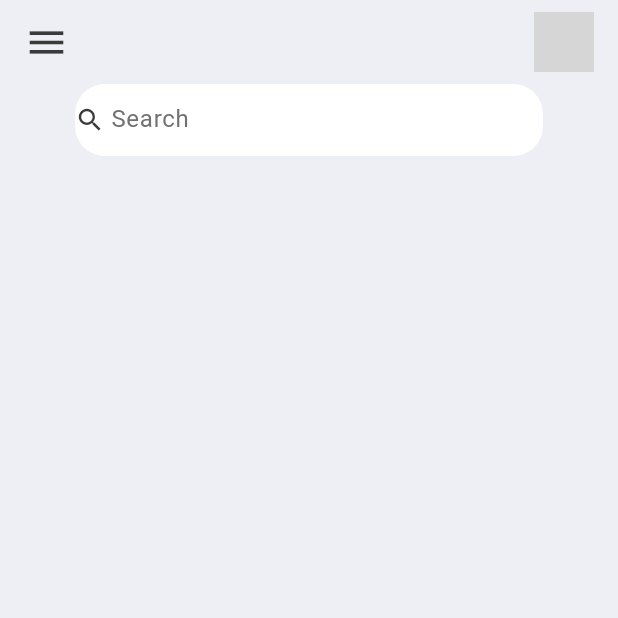
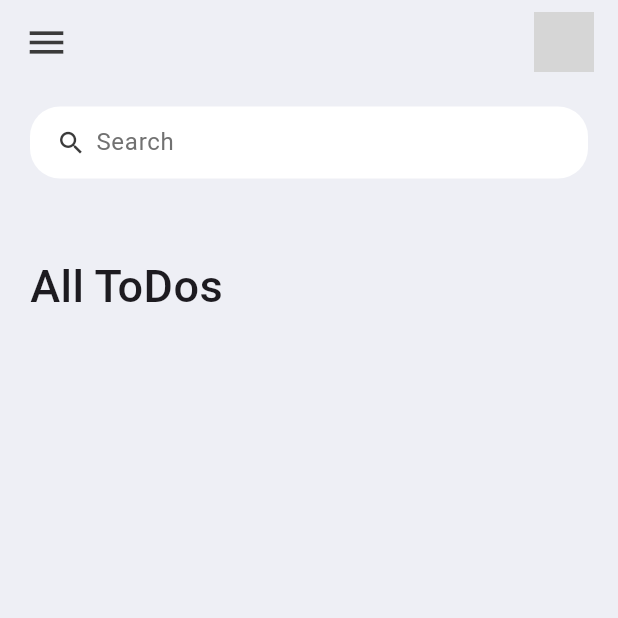
Before and after one commit to Odhi-ambo/to_do_app, a Flutter app: the screen it shows after launch, on a phone screen of 412 x 824 dp, the top half of it. Run offline on Flutter 3.47's test engine with Material 3 defaults, Android fonts, the light colour scheme and no system bars; grey boxes are pictures that could not be loaded.

Commit message:
modified textfield styles

```diff
--- a/lib/screens/home.dart
+++ b/lib/screens/home.dart
@@ -1,8 +1,10 @@
+import 'package:flutter/cupertino.dart';
 import 'package:flutter/material.dart';
+import 'package:flutter/widgets.dart';
 import 'package:to_do_app_fl/constants/colors.dart';
 
 class Home extends StatelessWidget {
-  const Home({super.key});
+  const Home({Key? key}) : super(key: key);
 
   @override
   Widget build(BuildContext context) {
@@ -10,13 +12,41 @@ class Home extends StatelessWidget {
       backgroundColor: tdBGColor,
       appBar: _buildAppBar(),
       body: Container(
-        padding: EdgeInsets.symmetric(horizontal: 50),
+        padding: const EdgeInsets.symmetric(horizontal: 20, vertical: 15),
+        child: Column(
+          children: [
+            searchBox(),
+            Expanded(
+              child: ListView(
+                children: [
+                  Container(
+                    margin: EdgeInsets.only(
+                      top: 50,
+                      bottom: 20,
+                    ),
+                    child: Text(
+                      'All ToDos',
+                      style: TextStyle(
+                        fontSize: 30,
+                        fontWeight: FontWeight.w500,
+                      ),
+                    ),
+                  )
+                ],
+              ),
+            )
+          ],
+        ),
+      ),
+    );
+  }
 
-          child: Column(children: [
-            Container(
+  Widget searchBox() {
+    return Container(
+      padding: EdgeInsets.symmetric(horizontal: 15),
       decoration: BoxDecoration(
         color: Colors.white,
-                borderRadius: BorderRadius.circular(20)
+        borderRadius: BorderRadius.circular(20),
       ),
       child: TextField(
         decoration: InputDecoration(
@@ -26,22 +56,12 @@ class Home extends StatelessWidget {
             color: tdBlack,
             size: 20,
           ),
-                  prefixIconConstraints: BoxConstraints(
-                    maxHeight: 20,
-                    minHeight: 25,
-
-                  ),
+          prefixIconConstraints: BoxConstraints(maxHeight: 20, minWidth: 25),
           border: InputBorder.none,
           hintText: 'Search',
           hintStyle: TextStyle(color: tdGrey),
-
         ),
       ),
-              ),
-          ],
-          ),
-        ),
-
     );
   }
 
@@ -62,7 +82,10 @@ class Home extends StatelessWidget {
             width: 40,
             child: ClipRRect(
               borderRadius: BorderRadius.circular(20),
-              child: Image.asset('assets/images/pngtree-vector-avatar-icon-png-image_695765.jpg'),
+              child: Image.asset(
+                'assets/images/pngtree-vector-avatar-icon-png-image_695765.jpg',
+                fit: BoxFit.cover,
+              ),
             ),
           ),
         ],
```
Lines whose indentation alone changed are shown as unchanged.
